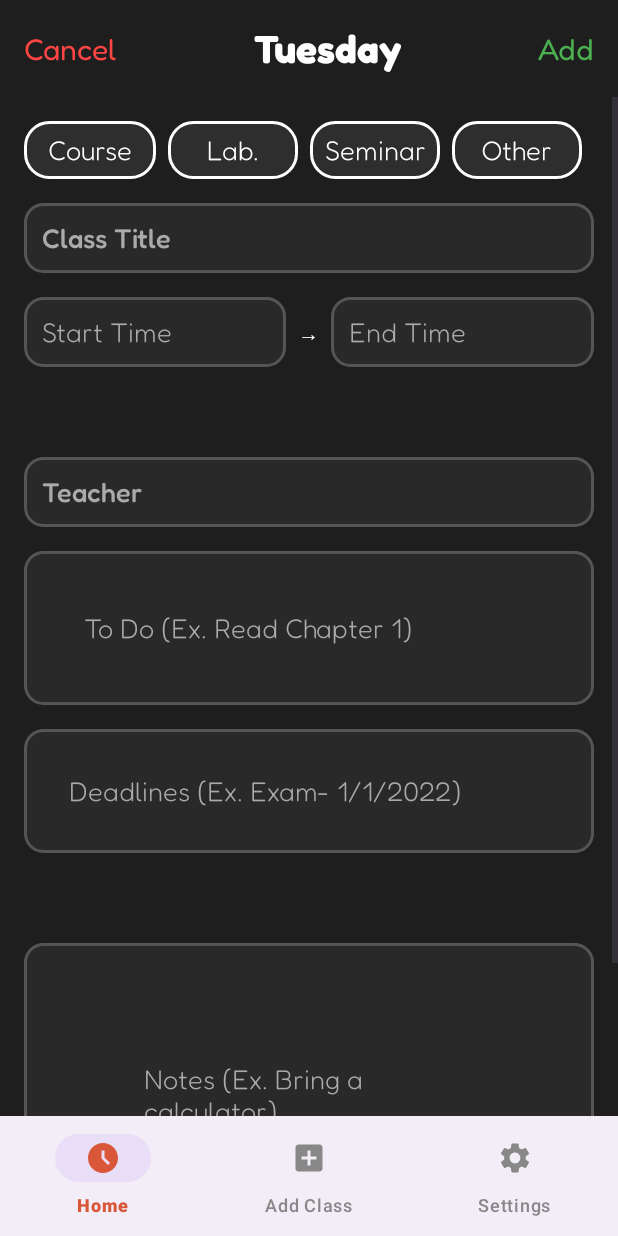
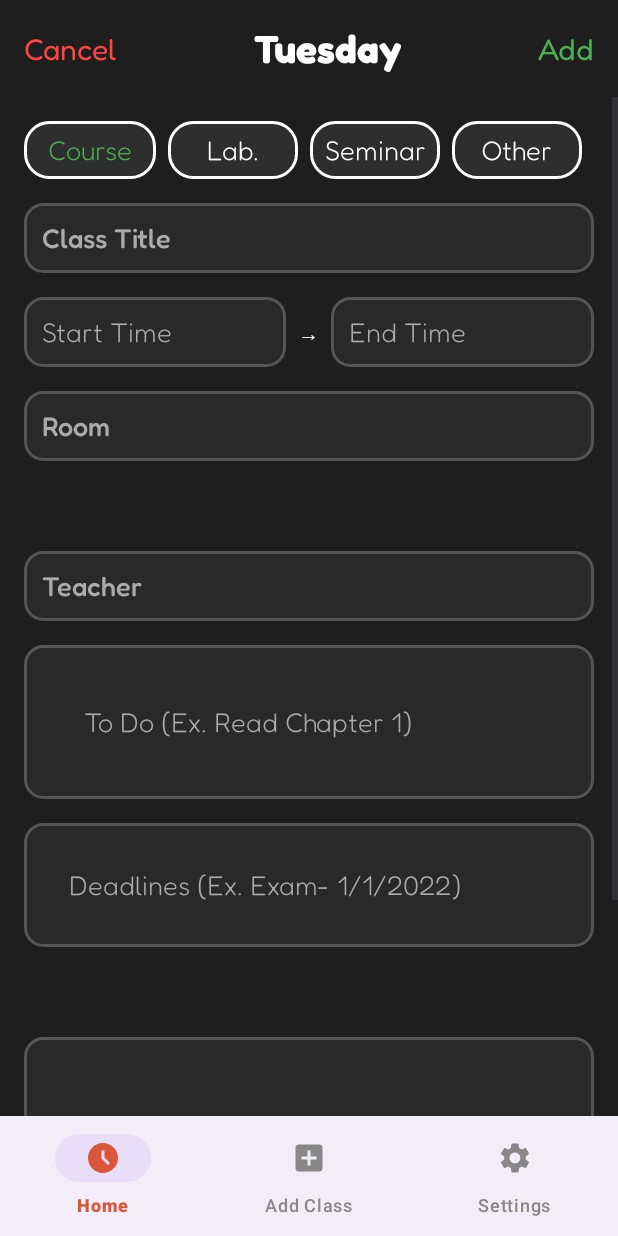
Before and after one commit to year-3-projects-cti/MDAD, an Android app: the layout activity_add_class.xml on its own in the app's theme, with its tools: preview values and no code run, on a phone screen of 412 x 824 dp. Run offline under Robolectric (Android 15) with nearby library versions, the phone set to English and light mode, and no system bars.

```diff
--- a/app/src/main/res/layout/activity_add_class.xml
+++ b/app/src/main/res/layout/activity_add_class.xml
@@ -1,4 +1,5 @@
 <?xml version="1.0" encoding="utf-8"?>
+
 <androidx.constraintlayout.widget.ConstraintLayout
     xmlns:android="http://schemas.android.com/apk/res/android"
     xmlns:app="http://schemas.android.com/apk/res-auto"
@@ -86,6 +87,7 @@
                 android:layout_marginBottom="16dp">
 
                 <TextView
+                    android:id="@+id/course_button"
                     android:layout_width="2dp"
                     android:layout_height="wrap_content"
                     android:layout_weight="1"
@@ -93,7 +95,7 @@
                     android:gravity="center"
                     android:background="@drawable/button_background"
                     android:padding="8dp"
-                    android:textColor="#FFFFFF"
+                    android:textColor="@color/green"
                     android:fontFamily="@font/fredoka_light"
                     android:textSize="18sp"
                     />
@@ -104,6 +106,7 @@
                     android:background="#1E1E1E" />
 
                 <TextView
+                    android:id="@+id/lab_button"
                     android:layout_width="0dp"
                     android:layout_height="wrap_content"
                     android:layout_weight="1"
@@ -122,6 +125,7 @@
                     android:background="#1E1E1E" />
 
                 <TextView
+                    android:id="@+id/seminar_button"
                     android:layout_width="0dp"
                     android:layout_height="wrap_content"
                     android:layout_weight="1"
@@ -139,6 +143,7 @@
                     android:background="#1E1E1E" />
 
                 <TextView
+                    android:id="@+id/other_button"
                     android:layout_width="0dp"
                     android:layout_height="wrap_content"
                     android:layout_weight="1"
@@ -174,7 +179,7 @@
                 android:layout_width="match_parent"
                 android:layout_height="wrap_content"
                 android:orientation="horizontal"
-                android:layout_marginBottom="60dp">
+                android:layout_marginBottom="16dp">
 
                 <EditText
                     android:id="@+id/start_time"
@@ -211,6 +216,20 @@
                     android:fontFamily="@font/fredoka_light"
                     android:textSize="18sp"/>
             </LinearLayout>
+
+            <EditText
+                android:id="@+id/room_input"
+                android:layout_width="match_parent"
+                android:layout_height="wrap_content"
+                android:hint="Room"
+                android:background="@drawable/edittext_background"
+                android:padding="12dp"
+                android:textColor="#FFFFFF"
+                android:textColorHint="#AAAAAA"
+                android:layout_marginBottom="60dp"
+                android:fontFamily="@font/fredoka_medium"
+                android:textSize="18sp"
+                />
 
             <!-- Teacher Card -->
             <EditText
@@ -256,14 +275,14 @@
                 android:id="@+id/notes_input"
                 android:layout_width="match_parent"
                 android:layout_height="wrap_content"
+                android:layout_marginBottom="16dp"
+                android:background="@drawable/edittext_background"
+                android:fontFamily="@font/fredoka_light"
                 android:hint="Notes (Ex. Bring a calculator)"
-                android:background="@drawable/edittext_background"
                 android:padding="80dp"
                 android:textColor="#FFFFFF"
                 android:textColorHint="#AAAAAA"
-                android:layout_marginBottom="16dp"
-                android:fontFamily="@font/fredoka_light"
-                android:textSize="18sp"/>
+                android:textSize="18sp" />
         </LinearLayout>
     </ScrollView>
 
```
Also changed, not shown: app/src/main/java/com/example/taskit/AddClassActivity.kt (+50 -6 lines), app/src/main/java/com/example/taskit/ClassActivity.kt (+17 -6 lines), app/src/main/java/com/example/taskit/MainActivity.kt (+34 -13 lines), app/src/main/java/com/example/taskit/database/entities/ClassEntity.kt (+7 -3 lines), app/src/main/java/com/example/taskit/database/viewmodel/ClassViewModel.kt (+4 -3 lines), app/src/main/res/layout/activity_class.xml (+3 -9 lines).
